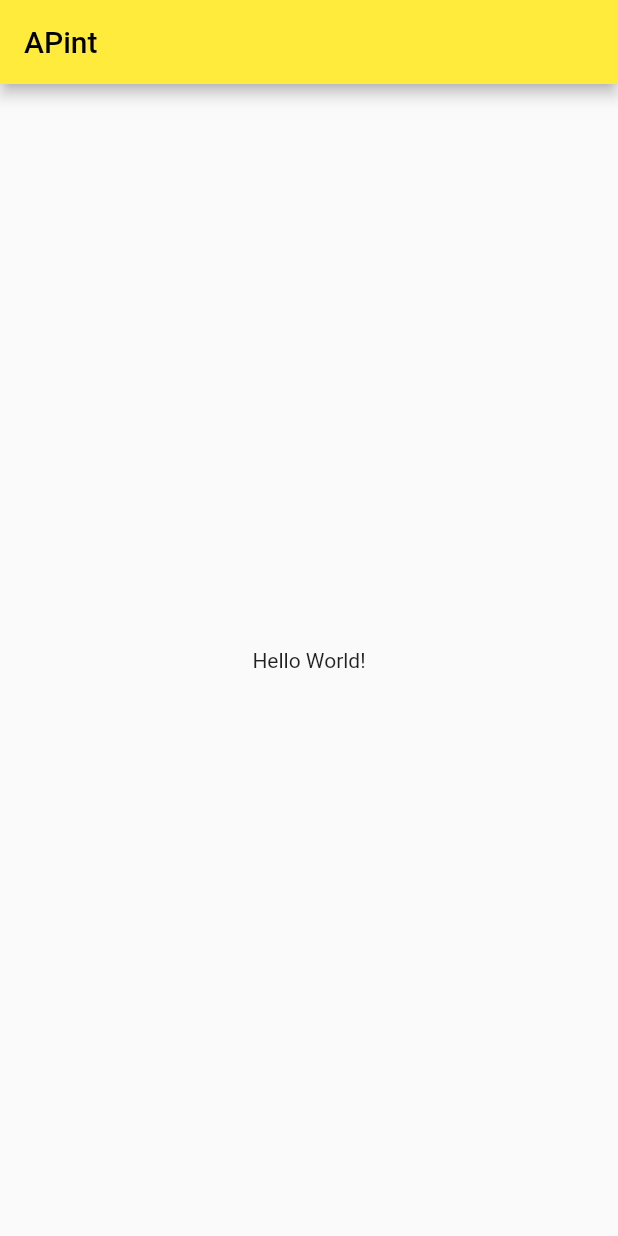
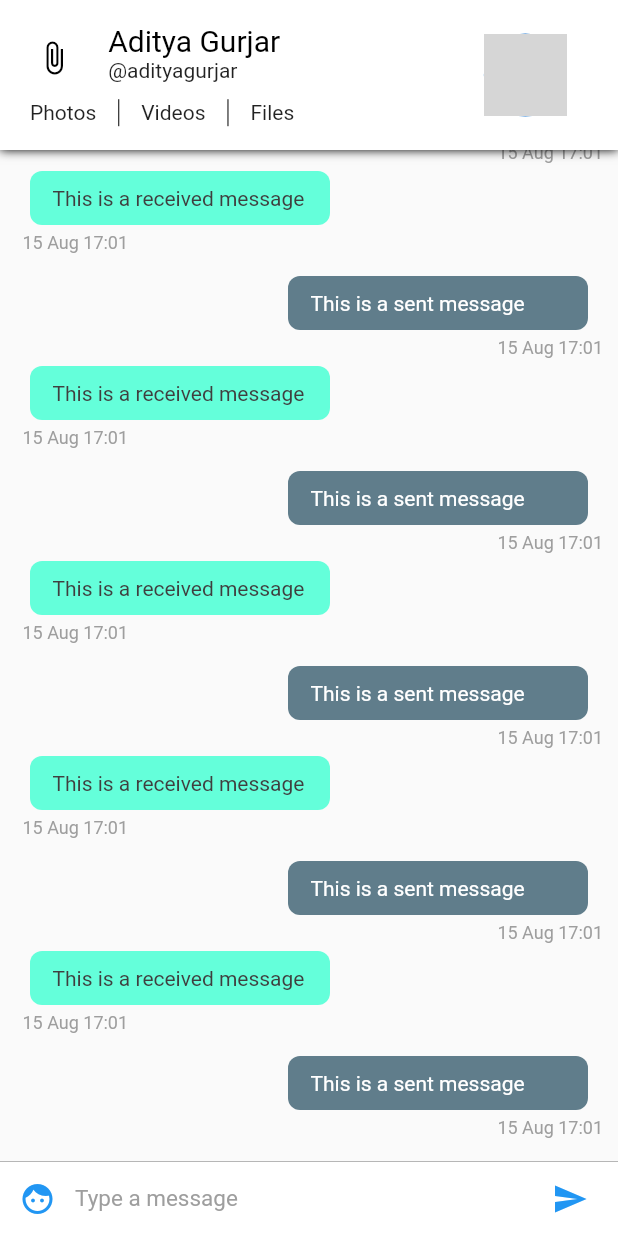
Before and after one commit to ChrisPark89/apint, a Flutter app: the screen it shows after launch, on a phone screen of 412 x 824 dp. Run offline on Flutter 3.47's test engine with Material 2 defaults, Android fonts, the phone set to English and light mode, and no system bars; grey boxes are pictures that could not be loaded.

Commit message:
Chat page UI update

```diff
--- /dev/null
+++ b/lib/config/Assets.dart
@@ -0,0 +1,3 @@
+class Assets{
+  static String user = 'assets/user.png';
+}
--- /dev/null
+++ b/lib/config/Palette.dart
@@ -0,0 +1,15 @@
+import 'package:flutter/material.dart';
+
+// Color palette for the app
+class Palette{
+  static Color primaryColor = Colors.blue;
+  static Color secondaryColor = Colors.black;
+  static Color primaryTextColor = Colors.black;
+  static Color secondaryTextColor = Colors.black87;
+  static Color primaryBackgroundColor = Colors.white;
+  static Color selfMessageBackgroundColor = Colors.blueGrey;
+  static Color otherMessageBackgroundColor = Colors.tealAccent;
+  static Color selfMessageColor = Colors.white;
+  static Color otherMessageColor = Color(0xff3f3f3f);
+  static Color greyColor = Colors.grey;
+}
--- a/lib/main.dart
+++ b/lib/main.dart
@@ -1,47 +1,18 @@
 import 'package:flutter/material.dart';
+import 'pages/ConversationPageList.dart';
 
-void main() => runApp(MyApp());
+void main() => runApp(Apint());
 
-class MyApp extends StatelessWidget {
+class Apint extends StatelessWidget {
   // This widget is the root of your application.
   @override
   Widget build(BuildContext context) {
     return MaterialApp(
-      title: 'APint',
+      title: 'Messio',
       theme: ThemeData(
-        primarySwatch: Colors.yellow,
+        primarySwatch: Colors.blue,
       ),
-      home: MyHomePage(title: 'APint'),
+      home: ConversationPageList(),
     );
   }
 }
-
-class MyHomePage extends StatefulWidget {
-  MyHomePage({Key key, this.title}) : super(key: key);
-
-  final String title;
-
-  @override
-  _MyHomePageState createState() => _MyHomePageState();
-}
-
-class _MyHomePageState extends State<MyHomePage> {
-
-  @override
-  Widget build(BuildContext context) {
-    // The Flutter framework has been optimized to make rerunning build methods
-    // fast, so that you can just rebuild anything that needs updating rather
-    // than having to individually change instances of widgets.
-    return Scaffold(
-      appBar: AppBar(
-        // Here we take the value from the MyHomePage object that was created by
-        // the App.build method, and use it to set our appbar title.
-        title: Text(widget.title),
-      ),
-      body: Center(
-          child:Text('Hello World!')
-      )
-    );
-
-  }
-}
--- /dev/null
+++ b/lib/pages/ConversationPage.dart
@@ -0,0 +1,32 @@
+import 'package:flutter/material.dart';
+import 'package:apint/widgets/ChatAppBar.dart';
+import 'package:apint/widgets/ChatListWidget.dart';
+import 'package:apint/widgets/InputWidget.dart';
+
+class ConversationPage extends StatefulWidget {
+  @override
+  _ConversationPageState createState() => _ConversationPageState();
+}
+
+class _ConversationPageState extends State<ConversationPage> {
+
+  @override
+  Widget build(BuildContext context) {
+    return SafeArea(
+      child: Scaffold(
+          appBar: ChatAppBar(), // Custom app bar for chat screen
+          body: Stack(children: <Widget>[
+            Column(
+              children: <Widget>[
+              ChatListWidget(),//Chat list
+                InputWidget() // The input widget
+              ],
+            ),
+          ]
+    )
+      )
+    );
+  }
+
+
+}
--- /dev/null
+++ b/lib/pages/ConversationPageList.dart
@@ -0,0 +1,24 @@
+import 'package:flutter/material.dart';
+import 'ConversationPage.dart';
+
+class ConversationPageList extends StatefulWidget {
+
+  @override
+  _ConversationPageListState createState() => _ConversationPageListState();
+}
+
+class _ConversationPageListState extends State<ConversationPageList> {
+
+  @override
+  Widget build(BuildContext context) {
+    return PageView(
+      children: <Widget>[
+        ConversationPage(),
+        ConversationPage(),
+        ConversationPage()
+      ],
+    );
+
+
+  }
+}
--- /dev/null
+++ b/lib/widgets/ChatAppBar.dart
@@ -0,0 +1,112 @@
+import 'package:flutter/material.dart';
+import 'package:apint/config/Assets.dart';
+import 'package:apint/config/Palette.dart';
+
+class ChatAppBar extends StatelessWidget implements PreferredSizeWidget {
+  final double height = 100;
+  @override
+  Widget build(BuildContext context) {
+    var textHeading = TextStyle(
+        color: Palette.primaryTextColor,
+        fontSize: 20); // Text style for the name
+    var textStyle = TextStyle(
+        color: Palette.secondaryTextColor); // Text style for everything else
+
+    double width =
+        MediaQuery.of(context).size.width; // calculate the screen width
+    return Material(
+        child: Container(
+            decoration: new BoxDecoration(boxShadow: [
+              //adds a shadow to the appbar
+              new BoxShadow(
+                color: Colors.black,
+                blurRadius: 5.0,
+              )
+            ]),
+            child: Container(
+                color: Palette.primaryBackgroundColor,
+                child: Row(children: <Widget>[
+                  Expanded(
+                      //we're dividing the appbar into 7 : 3 ratio. 7 is for content and 3 is for the display picture.
+                      flex: 7,
+                      child: Center(
+                          child: Column(
+                        mainAxisSize: MainAxisSize.min,
+                        children: <Widget>[
+                          Container(
+                              height: 70 - (width * .06),
+                              child: Row(
+                                crossAxisAlignment: CrossAxisAlignment.start,
+                                children: <Widget>[
+                                  Expanded(
+                                      flex: 2,
+                                      child: Center(
+                                          child: Icon(
+                                        Icons.attach_file,
+                                        color: Palette.secondaryColor,
+                                      ))),
+                                  Expanded(
+                                      flex: 6,
+                                      child: Container(
+                                          child: Column(
+                                        crossAxisAlignment:
+                                            CrossAxisAlignment.start,
+                                        mainAxisAlignment:
+                                            MainAxisAlignment.center,
+                                        mainAxisSize: MainAxisSize.min,
+                                        children: <Widget>[
+                                          Text('Aditya Gurjar',
+                                              style: textHeading),
+                                          Text('@adityagurjar',
+                                              style: textStyle)
+                                        ],
+                                      ))),
+                                ],
+                              )),
+                          //second row containing the buttons for media
+                          Container(
+                              height: 23,
+                              padding: EdgeInsets.fromLTRB(20, 5, 5, 0),
+                              child: Row(
+                                mainAxisAlignment: MainAxisAlignment.start,
+                                crossAxisAlignment: CrossAxisAlignment.center,
+                                children: <Widget>[
+                                  Text(
+                                    'Photos',
+                                    style: textStyle,
+                                  ),
+                                  VerticalDivider(
+                                    width: 30,
+                                    color: Palette.primaryTextColor,
+                                  ),
+                                  Text(
+                                    'Videos',
+                                    style: textStyle,
+                                  ),
+                                  VerticalDivider(
+                                    width: 30,
+                                    color: Palette.primaryTextColor,
+                                  ),
+                                  Text('Files', style: textStyle)
+                                ],
+                              )),
+                        ],
+                      ))),
+                  //This is the display picture
+                  Expanded(
+                      flex: 3,
+                      child: Container(
+                          child: Center(
+                              child: CircleAvatar(
+                        radius: (80 - (width * .06)) / 2,
+                        backgroundImage: Image.asset(
+                          Assets.user,
+                        ).image,
+                      )))),
+                ]))));
+  }
+
+  @override
+  Size get preferredSize => Size.fromHeight(height);
+
+}
--- /dev/null
+++ b/lib/widgets/ChatItemWidget.dart
@@ -0,0 +1,89 @@
+import 'package:flutter/material.dart';
+import 'package:apint/config/Palette.dart';
+import 'package:intl/intl.dart';
+
+class ChatItemWidget extends StatelessWidget{
+  var index;
+
+  ChatItemWidget(this.index);
+
+  @override
+  Widget build(BuildContext context) {
+    // TODO: implement build
+    if (index % 2 == 0) {
+      //This is the sent message. We'll later use data from firebase instead of index to determine the message is sent or received.
+      return Container(
+          child: Column(children: <Widget>[
+            Row(
+              children: <Widget>[
+                Container(
+                  child: Text(
+                    'This is a sent message',
+                    style: TextStyle(color: Palette.selfMessageColor),
+                  ),
+                  padding: EdgeInsets.fromLTRB(15.0, 10.0, 15.0, 10.0),
+                  width: 200.0,
+                  decoration: BoxDecoration(
+                      color: Palette.selfMessageBackgroundColor,
+                      borderRadius: BorderRadius.circular(8.0)),
+                  margin: EdgeInsets.only(right: 10.0),
+                )
+              ],
+              mainAxisAlignment:
+              MainAxisAlignment.end, // aligns the chatitem to right end
+            ),
+            Row(
+                mainAxisAlignment: MainAxisAlignment.end,
+                children: <Widget>[
+                  Container(
+                    child: Text(
+                      DateFormat('dd MMM kk:mm')
+                          .format(DateTime.fromMillisecondsSinceEpoch(1565888474278)),
+                      style: TextStyle(
+                          color: Palette.greyColor,
+                          fontSize: 12.0,
+                          fontStyle: FontStyle.normal),
+                    ),
+                    margin: EdgeInsets.only(left: 5.0, top: 5.0, bottom: 5.0),
+                  )])
+          ]));
+    } else {
+      // This is a received message
+      return Container(
+        child: Column(
+          children: <Widget>[
+            Row(
+              children: <Widget>[
+                Container(
+                  child: Text(
+                    'This is a received message',
+                    style: TextStyle(color: Palette.otherMessageColor),
+                  ),
+                  padding: EdgeInsets.fromLTRB(15.0, 10.0, 15.0, 10.0),
+                  width: 200.0,
+                  decoration: BoxDecoration(
+                      color: Palette.otherMessageBackgroundColor,
+                      borderRadius: BorderRadius.circular(8.0)),
+                  margin: EdgeInsets.only(left: 10.0),
+                )
+              ],
+            ),
+            Container(
+              child: Text(
+                DateFormat('dd MMM kk:mm')
+                    .format(DateTime.fromMillisecondsSinceEpoch(1565888474278)),
+                style: TextStyle(
+                    color: Palette.greyColor,
+                    fontSize: 12.0,
+                    fontStyle: FontStyle.normal),
+              ),
+              margin: EdgeInsets.only(left: 5.0, top: 5.0, bottom: 5.0),
+            )
+          ],
+          crossAxisAlignment: CrossAxisAlignment.start,
+        ),
+        margin: EdgeInsets.only(bottom: 10.0),
+      );
+    }  }
+
+}
--- /dev/null
+++ b/lib/widgets/ChatListWidget.dart
@@ -0,0 +1,20 @@
+import 'package:flutter/material.dart';
+
+import 'ChatItemWidget.dart';
+
+
+class ChatListWidget extends StatelessWidget{
+  final ScrollController listScrollController = new ScrollController();
+  @override
+  Widget build(BuildContext context) {
+    // TODO: implement build
+    return Flexible(
+        child: ListView.builder(
+          padding: EdgeInsets.all(10.0),
+          itemBuilder: (context, index) => ChatItemWidget(index),
+          itemCount: 20,
+          reverse: true,
+          controller: listScrollController,
+        ));
+  }
+}
--- /dev/null
+++ b/lib/widgets/InputWidget.dart
@@ -0,0 +1,60 @@
+import 'package:flutter/material.dart';
+import 'package:apint/config/Palette.dart';
+
+class InputWidget extends StatelessWidget {
+
+  final TextEditingController textEditingController = new TextEditingController();
+
+  @override
+  Widget build(BuildContext context) {
+    return Container(
+      child: Row(
+        children: <Widget>[
+          Material(
+            child: new Container(
+              margin: new EdgeInsets.symmetric(horizontal: 1.0),
+              child: new IconButton(
+                icon: new Icon(Icons.face),
+                color: Palette.primaryColor, onPressed: () {  },
+              ),
+            ),
+            color: Colors.white,
+          ),
+
+          // Text input
+          Flexible(
+            child: Container(
+              child: TextField(
+                style: TextStyle(color: Palette.primaryTextColor, fontSize: 15.0),
+                controller: textEditingController,
+                decoration: InputDecoration.collapsed(
+                  hintText: 'Type a message',
+                  hintStyle: TextStyle(color: Palette.greyColor),
+                ),
+              ),
+            ),
+          ),
+
+          // Send Message Button
+          Material(
+            child: new Container(
+              margin: new EdgeInsets.symmetric(horizontal: 8.0),
+              child: new IconButton(
+                icon: new Icon(Icons.send),
+                onPressed: () => {},
+                color: Palette.primaryColor,
+              ),
+            ),
+            color: Colors.white,
+          ),
+        ],
+      ),
+      width: double.infinity,
+      height: 50.0,
+      decoration: new BoxDecoration(
+          border: new Border(
+              top: new BorderSide(color: Palette.greyColor, width: 0.5)),
+          color: Colors.white),
+    );
+  }
+}
--- a/pubspec.yaml
+++ b/pubspec.yaml
@@ -28,6 +28,7 @@ dependencies:
   # The following adds the Cupertino Icons font to your application.
   # Use with the CupertinoIcons class for iOS style icons.
   cupertino_icons: ^1.0.0
+  intl: ^0.15.8
 
 dev_dependencies:
   flutter_test:
```
Also changed, not shown: pubspec.lock, 2 other files.
